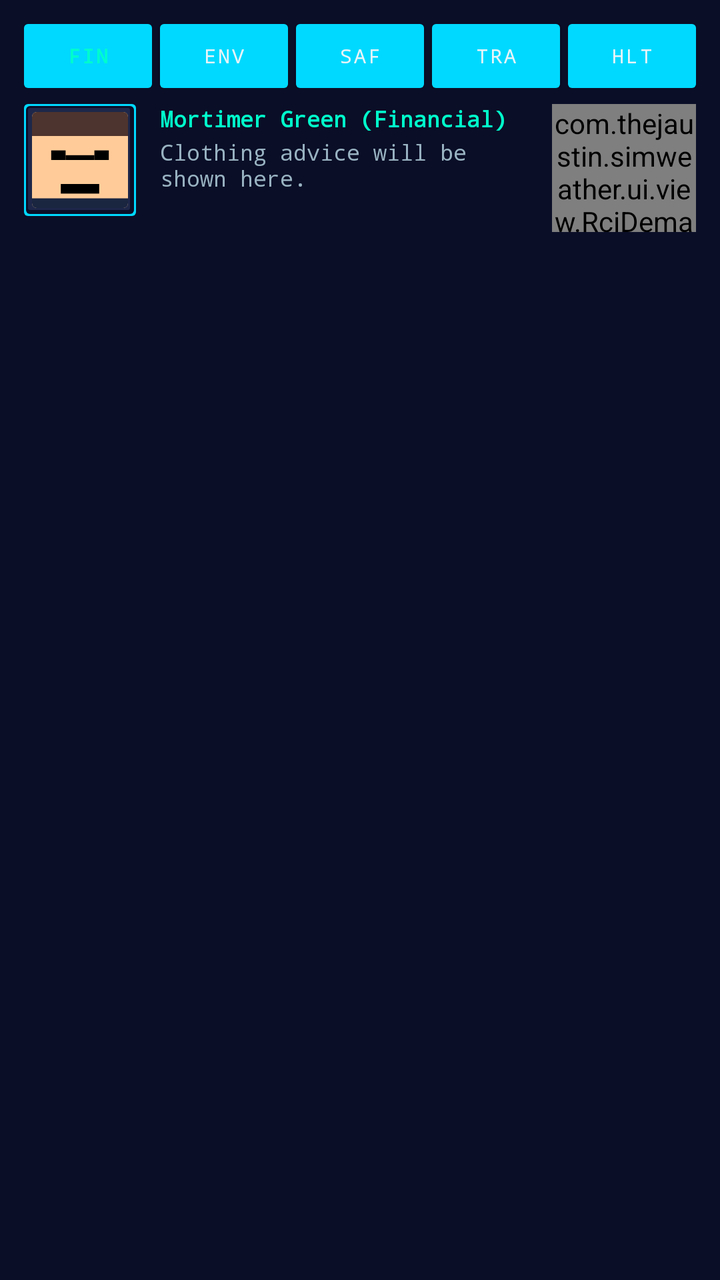
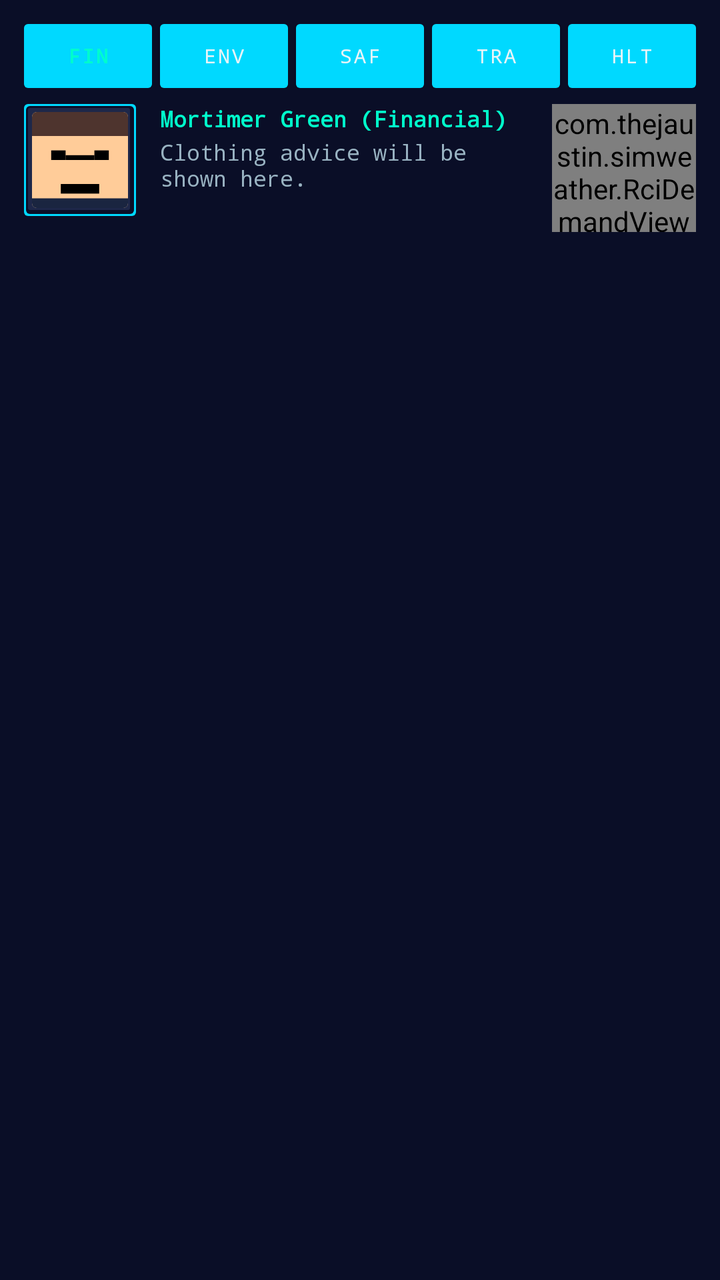

The first picture is an Android layout as it rendered before a commit; the second is the same layout after the commit. The layout source and the unified diff follow.
<!-- AndroidManifest.xml: application theme Theme.SimWeather -->
<!-- res/layout/item_clothing_advisor.xml -->
<?xml version="1.0" encoding="utf-8"?>
<LinearLayout xmlns:android="http://schemas.android.com/apk/res/android"
    android:layout_width="match_parent"
    android:layout_height="wrap_content"
    android:orientation="vertical"
    android:padding="12dp">

    
    <LinearLayout
        android:layout_width="match_parent"
        android:layout_height="wrap_content"
        android:layout_marginBottom="8dp"
        android:orientation="horizontal">

        <Button
            android:id="@+id/btnAdvFin"
            android:layout_width="0dp"
            android:layout_height="32dp"
            android:layout_marginEnd="2dp"
            android:layout_weight="1"
            android:background="@drawable/sc3k_button_bg"
            android:fontFamily="monospace"
            android:padding="0dp"
            android:text="FIN"
            android:textColor="@color/sim_cyan_bright"
            android:textSize="10sp"
            android:textStyle="bold" />

        <Button
            android:id="@+id/btnAdvEnv"
            android:layout_width="0dp"
            android:layout_height="32dp"
            android:layout_marginStart="2dp"
            android:layout_marginEnd="2dp"
            android:layout_weight="1"
            android:background="@drawable/sc3k_button_bg"
            android:fontFamily="monospace"
            android:padding="0dp"
            android:text="ENV"
            android:textColor="@color/sim_text_primary"
            android:textSize="10sp" />

        <Button
            android:id="@+id/btnAdvSafe"
            android:layout_width="0dp"
            android:layout_height="32dp"
            android:layout_marginStart="2dp"
            android:layout_marginEnd="2dp"
            android:layout_weight="1"
            android:background="@drawable/sc3k_button_bg"
            android:fontFamily="monospace"
            android:padding="0dp"
            android:text="SAF"
            android:textColor="@color/sim_text_primary"
            android:textSize="10sp" />

        <Button
            android:id="@+id/btnAdvTra"
            android:layout_width="0dp"
            android:layout_height="32dp"
            android:layout_marginStart="2dp"
            android:layout_marginEnd="2dp"
            android:layout_weight="1"
            android:background="@drawable/sc3k_button_bg"
            android:fontFamily="monospace"
            android:padding="0dp"
            android:text="TRA"
            android:textColor="@color/sim_text_primary"
            android:textSize="10sp" />

        <Button
            android:id="@+id/btnAdvHlth"
            android:layout_width="0dp"
            android:layout_height="32dp"
            android:layout_marginStart="2dp"
            android:layout_weight="1"
            android:background="@drawable/sc3k_button_bg"
            android:fontFamily="monospace"
            android:padding="0dp"
            android:text="HLT"
            android:textColor="@color/sim_text_primary"
            android:textSize="10sp" />

    </LinearLayout>

    <LinearLayout
        android:layout_width="match_parent"
        android:layout_height="wrap_content"
        android:orientation="horizontal">

        <FrameLayout
            android:layout_width="wrap_content"
            android:layout_height="wrap_content"
            android:background="@drawable/sc3k_button_bg"
            android:padding="4dp">

            <ImageView
                android:layout_width="48dp"
                android:layout_height="48dp"
                android:src="@drawable/sc3k_advisor_face" />
        </FrameLayout>

        <LinearLayout
            android:layout_width="0dp"
            android:layout_height="wrap_content"
            android:layout_marginStart="12dp"
            android:layout_weight="1"
            android:orientation="vertical">

            <TextView
                android:id="@+id/tvAdvisorTitle"
                android:layout_width="wrap_content"
                android:layout_height="wrap_content"
                android:fontFamily="monospace"
                android:text="Mortimer Green (Financial)"
                android:textColor="@color/sim_cyan_bright"
                android:textSize="11sp"
                android:textStyle="bold" />

            <TextView
                android:id="@+id/tvClothingAdvice"
                android:layout_width="match_parent"
                android:layout_height="wrap_content"
                android:layout_marginTop="2dp"
                android:fontFamily="monospace"
                android:text="@string/clothing_advice_placeholder"
                android:textColor="@color/sim_text_secondary"
                android:textSize="11sp" />

        </LinearLayout>

        
        <com.thejaustin.simweather.ui.view.RciDemandView
            android:id="@+id/rciDemandGauge"
            android:layout_width="72dp"
            android:layout_height="64dp"
            android:layout_marginStart="8dp" />

    </LinearLayout>

</LinearLayout>
<!-- resources referenced by this layout -->
<resources>
  <color name="sim_cyan_bright">#00FFCC</color>
  <color name="sim_text_primary">#E8F4F8</color>
  <color name="sim_text_secondary">#99B3C2</color>
  <!-- drawable sc3k_advisor_face (drawable) -->
  <?xml version="1.0" encoding="utf-8"?>
  <layer-list xmlns:android="http://schemas.android.com/apk/res/android">
      
      <item>
          <shape android:shape="rectangle">
              <solid android:color="#FFCC99" /> 
              <corners android:radius="2dp" />
              <size android:width="40dp" android:height="40dp" />
          </shape>
      </item>
      
      
      <item android:bottom="30dp">
          <shape android:shape="rectangle">
              <solid android:color="#4E342E" /> 
              <corners android:topLeftRadius="2dp" android:topRightRadius="2dp" />
          </shape>
      </item>
  
      
      <item android:left="8dp" android:top="16dp" android:right="26dp" android:bottom="20dp">
          <shape android:shape="rectangle">
              <solid android:color="#000000" />
          </shape>
      </item>
  
      
      <item android:left="26dp" android:top="16dp" android:right="8dp" android:bottom="20dp">
          <shape android:shape="rectangle">
              <solid android:color="#000000" />
          </shape>
      </item>
  
      
      <item android:left="14dp" android:top="18dp" android:right="14dp" android:bottom="20dp">
          <shape android:shape="rectangle">
              <solid android:color="#000000" />
          </shape>
      </item>
      
      
      <item android:left="12dp" android:top="30dp" android:right="12dp" android:bottom="6dp">
          <shape android:shape="rectangle">
              <solid android:color="#000000" />
          </shape>
      </item>
      
      
      <item android:top="36dp">
          <shape android:shape="rectangle">
              <solid android:color="#1A2540" /> 
              <corners android:bottomLeftRadius="2dp" android:bottomRightRadius="2dp" />
          </shape>
      </item>
  </layer-list>
  <string name="clothing_advice_placeholder">Clothing advice will be shown here.</string>
  <style name="Theme.SimWeather" parent="Theme.MaterialComponents.DayNight.NoActionBar">
          
          <item name="colorPrimary">@color/sim_teal_primary</item>
          <item name="colorPrimaryVariant">@color/sim_teal_dark</item>
          <item name="colorOnPrimary">@color/sim_dark_bg</item>
          
          <item name="colorSecondary">@color/sim_cyan_bright</item>
          <item name="colorSecondaryVariant">@color/sim_teal_dark</item>
          <item name="colorOnSecondary">@color/sim_dark_bg</item>
          
          <item name="android:colorBackground">@color/sim_dark_bg</item>
          <item name="colorSurface">@color/sim_dark_surface</item>
          <item name="colorOnSurface">@color/sim_text_primary</item>
          
          <item name="android:statusBarColor">@color/sim_dark_bg</item>
          <item name="android:windowLightStatusBar">false</item>
          
          <item name="android:navigationBarColor">@color/sim_dark_bg</item>
      </style>
  <color name="sim_teal_primary">#00D9FF</color>
  <color name="sim_teal_dark">#0099CC</color>
  <color name="sim_dark_bg">#0A0E27</color>
  <color name="sim_dark_surface">#141B3D</color>
  <!-- unchanged entries left out for length: 1 -->
</resources>

<!-- the commit's change to res/layout/item_clothing_advisor.xml (unified diff, before → after) -->
@@ -130,7 +130,7 @@
         </LinearLayout>
 
         
-        <com.thejaustin.simweather.ui.view.RciDemandView
+        <com.thejaustin.simweather.RciDemandView
             android:id="@+id/rciDemandGauge"
             android:layout_width="72dp"
             android:layout_height="64dp"
